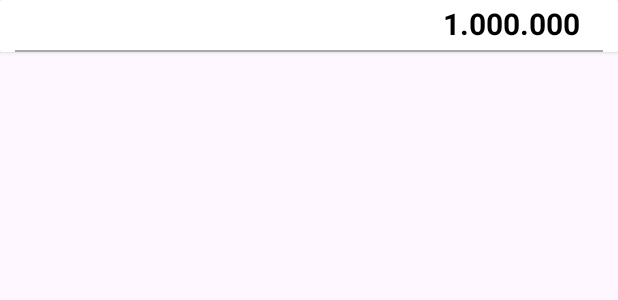
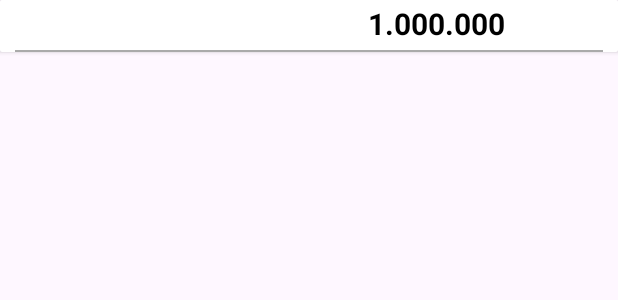
Before and after one commit to valiyz0609/DuAn1_Nhom3, an Android app: the layout item_thongkedoanhthu.xml on its own in the app's theme, with its tools: preview values and no code run, on a phone screen of 412 x 824 dp. Shown: the top 300 px of the screen. Run offline under Robolectric (Android 15) with nearby library versions, the phone set to English and light mode, and no system bars; Roboto replaces fonts that are not available here.

Commit message:
Duong PH37740

```diff
--- a/app/src/main/java/com/example/myapplication/FragmentManager/TKDoanhThuFrgm.java
+++ b/app/src/main/java/com/example/myapplication/FragmentManager/TKDoanhThuFrgm.java
@@ -303,7 +303,7 @@ public class TKDoanhThuFrgm extends Fragment {
 
 //                        Gọi thống kê tổng doanh thu
                         double doanhThu = daoLuuHD.getTongDoanhThu(dateStart, dateEnd, caseTK, maUserInput);
-                        String fDoanhThu = String.format("%,.0f k", doanhThu);
+                        String fDoanhThu = String.format("%,.0f ", doanhThu);
                         txtTongDoanhThu.setText(fDoanhThu);
 //                        Get ArrayList
                         listHD = daoLuuHD.getDSHoaDon(dateStart, dateEnd, caseTK, maUserInput);
@@ -346,7 +346,7 @@ public class TKDoanhThuFrgm extends Fragment {
         AdapterTKDT adapterTKDT = new AdapterTKDT(getContext(), listHD);
         recycler_TKDT.setAdapter(adapterTKDT);
         double doanhThu = daoLuuHD.getAllDoanhThu(2, maUserInput);
-        String fDoanhThu = String.format("%,.0f k", doanhThu);
+        String fDoanhThu = String.format("%,.0f ", doanhThu);
         txtTongDoanhThu.setText(fDoanhThu);
     }
 
@@ -354,7 +354,7 @@ public class TKDoanhThuFrgm extends Fragment {
         if (listHD.size() != 0){
             listHD.clear();
         }
-        txtTongDoanhThu.setText("0 k");
+        txtTongDoanhThu.setText("0 ");
         edtTKDTTenNV.setText(null);
         edtTuNgay.setText(null);
         edtDenNgay.setText(null);
--- a/app/src/main/res/layout/card_view_hoadon.xml
+++ b/app/src/main/res/layout/card_view_hoadon.xml
@@ -15,7 +15,7 @@
 
         <TextView
             android:id="@+id/txtHDTenSP"
-            android:layout_width="230dp"
+            android:layout_width="170dp"
             android:layout_height="wrap_content"
             android:text="Tên sản phẩm"
             android:maxWidth="250dp"
--- a/app/src/main/res/layout/item_thongkedoanhthu.xml
+++ b/app/src/main/res/layout/item_thongkedoanhthu.xml
@@ -22,7 +22,7 @@
 
             <TextView
                 android:id="@+id/txtTkdtTenSP"
-                android:layout_width="270dp"
+                android:layout_width="220dp"
                 android:layout_height="wrap_content"
                 android:maxWidth="230dp"
                 android:layout_marginLeft="20dp"
--- a/app/src/main/res/layout/item_thongkedoanhthu_nv.xml
+++ b/app/src/main/res/layout/item_thongkedoanhthu_nv.xml
@@ -22,7 +22,7 @@
 
             <TextView
                 android:id="@+id/txtTkdtTenSPNV"
-                android:layout_width="270dp"
+                android:layout_width="220dp"
                 android:layout_height="wrap_content"
                 android:maxWidth="230dp"
                 android:layout_marginLeft="20dp"
```
Also changed, not shown: app/src/main/res/layout/fragment_t_k_nhan_vien_frgm.xml (+2 -5 lines).
